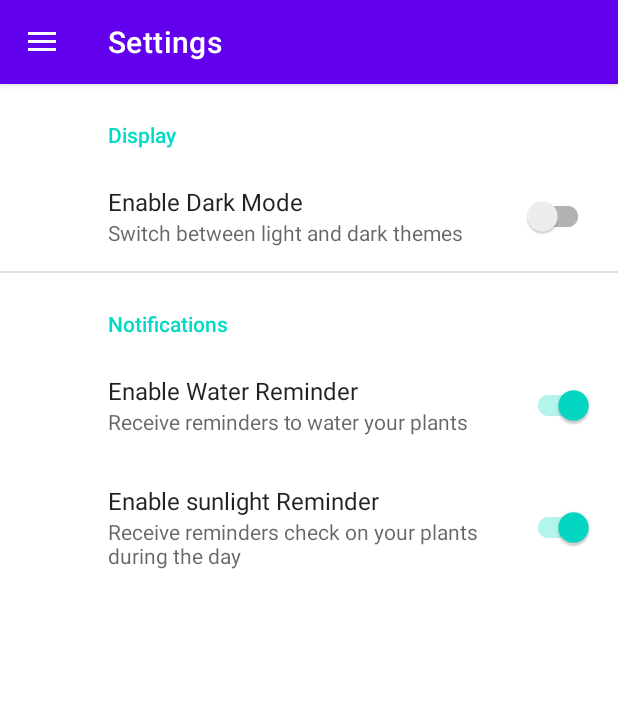
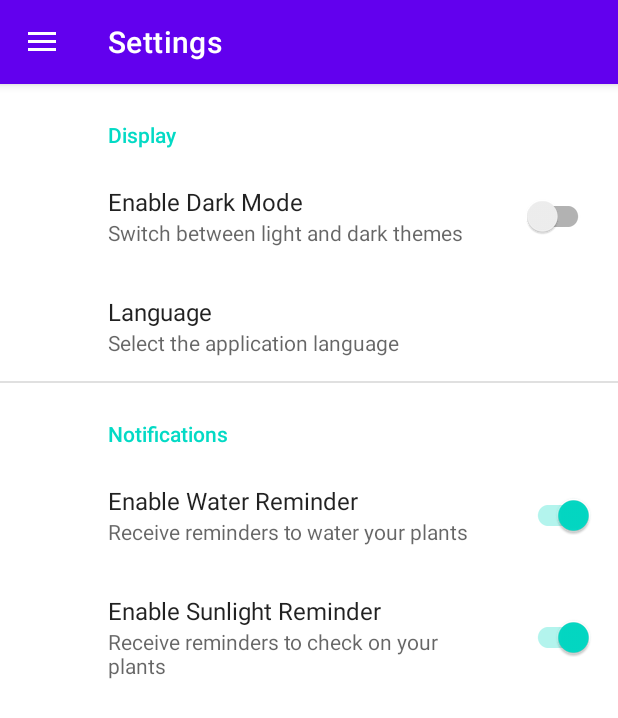
Before and after one commit to Tiitmouse/PocketBotanist, an Android app: the screen it shows after launch (MainActivity), in the side drawer, after a tap on "Settings", on a phone screen of 412 x 824 dp. Shown: the top 718 px of the screen. Run offline under Robolectric (Android 15) with nearby library versions, the phone set to English and light mode, and no system bars; our stand-ins replace Picasso, androidx.preference, navigation-ui; pictures from the network do not load.

Commit message:
added localisation to en, es and hr

```diff
--- /dev/null
+++ b/app/src/main/java/hr/algebra/lorena/pocketbotanist/BaseActivity.kt
@@ -0,0 +1,11 @@
+package hr.algebra.lorena.pocketbotanist
+
+import android.content.Context
+import androidx.appcompat.app.AppCompatActivity
+import hr.algebra.lorena.pocketbotanist.utils.ContextUtils
+
+abstract class BaseActivity : AppCompatActivity() {
+    override fun attachBaseContext(newBase: Context) {
+        super.attachBaseContext(ContextUtils.updateLocale(newBase))
+    }
+}
--- a/app/src/main/java/hr/algebra/lorena/pocketbotanist/MainActivity.kt
+++ b/app/src/main/java/hr/algebra/lorena/pocketbotanist/MainActivity.kt
@@ -23,11 +23,12 @@ import com.google.android.material.navigation.NavigationView
 import hr.algebra.lorena.pocketbotanist.databinding.ActivityMainBinding
 import hr.algebra.lorena.pocketbotanist.repository.PlantRepository
 
-class MainActivity : AppCompatActivity() {
+class MainActivity : BaseActivity() {
 
     private lateinit var appBarConfiguration: AppBarConfiguration
     private lateinit var binding: ActivityMainBinding
     private lateinit var plantRepository: PlantRepository
+
     private val requestPermissionLauncher =
         registerForActivityResult(ActivityResultContracts.RequestPermission()) {}
 
@@ -76,7 +77,6 @@ class MainActivity : AppCompatActivity() {
         val unreadCount = plantRepository.getUnreadNotificationCount()
         val notificationMenuItem = binding.navView.menu.findItem(R.id.nav_notification_center)
 
-        // Find the TextView within the menu item's action view
         val badgeTextView = notificationMenuItem?.actionView?.findViewById<TextView>(R.id.notification_badge_text_view)
 
         badgeTextView?.let {
--- a/app/src/main/java/hr/algebra/lorena/pocketbotanist/SplashActivity.kt
+++ b/app/src/main/java/hr/algebra/lorena/pocketbotanist/SplashActivity.kt
@@ -9,7 +9,7 @@ import android.widget.ImageView
 import android.widget.TextView
 import androidx.appcompat.app.AppCompatActivity
 
-class SplashActivity : AppCompatActivity() {
+class SplashActivity : BaseActivity() {
     override fun onCreate(savedInstanceState: Bundle?) {
         super.onCreate(savedInstanceState)
         setContentView(R.layout.activity_splash)
--- a/app/src/main/java/hr/algebra/lorena/pocketbotanist/ui/notification_center/NotificationCenterFragment.kt
+++ b/app/src/main/java/hr/algebra/lorena/pocketbotanist/ui/notification_center/NotificationCenterFragment.kt
@@ -48,10 +48,10 @@ class NotificationCenterFragment : Fragment() {
     private fun clearAllNotifications() {
         val rowsDeleted = plantRepository.deleteAllNotifications()
         if (rowsDeleted > 0) {
-            Toast.makeText(context, "Cleared all notifications", Toast.LENGTH_SHORT).show()
+            Toast.makeText(context, getString(R.string.cleared_all_notifications_toast), Toast.LENGTH_SHORT).show()
             loadNotifications()
         } else {
-            Toast.makeText(context, "No notifications to clear", Toast.LENGTH_SHORT).show()
+            Toast.makeText(context, getString(R.string.no_notifications_to_clear_toast), Toast.LENGTH_SHORT).show()
         }
     }
 
--- a/app/src/main/java/hr/algebra/lorena/pocketbotanist/ui/settings/SettingsFragment.kt
+++ b/app/src/main/java/hr/algebra/lorena/pocketbotanist/ui/settings/SettingsFragment.kt
@@ -1,7 +1,9 @@
 package hr.algebra.lorena.pocketbotanist.ui.settings
 
+import android.content.Intent
 import android.os.Bundle
 import androidx.appcompat.app.AppCompatDelegate
+import androidx.preference.ListPreference
 import androidx.preference.PreferenceFragmentCompat
 import androidx.preference.SwitchPreferenceCompat
 import hr.algebra.lorena.pocketbotanist.MainActivity
@@ -20,6 +22,15 @@ class SettingsFragment : PreferenceFragmentCompat() {
             )
             true
         }
+
+        val languagePreference = findPreference<ListPreference>("language")
+        languagePreference?.setOnPreferenceChangeListener { _, newValue ->
+            val intent = Intent(requireActivity(), MainActivity::class.java)
+            intent.flags = Intent.FLAG_ACTIVITY_NEW_TASK or Intent.FLAG_ACTIVITY_CLEAR_TASK
+            startActivity(intent)
+            requireActivity().finish()
+            true
+        }
     }
 
     override fun onResume() {
--- /dev/null
+++ b/app/src/main/java/hr/algebra/lorena/pocketbotanist/utils/ContextUtils.kt
@@ -0,0 +1,28 @@
+package hr.algebra.lorena.pocketbotanist.utils
+
+import android.content.Context
+import android.content.ContextWrapper
+import android.os.LocaleList
+import androidx.preference.PreferenceManager
+import java.util.Locale
+
+class ContextUtils(base: Context) : ContextWrapper(base) {
+
+    companion object {
+        fun updateLocale(context: Context): ContextWrapper {
+            val sharedPreferences = PreferenceManager.getDefaultSharedPreferences(context)
+            val language = sharedPreferences.getString("language", "en") ?: "en"
+            val locale = Locale(language)
+            Locale.setDefault(locale)
+
+            val configuration = context.resources.configuration
+            configuration.setLocale(locale)
+            val localeList = LocaleList(locale)
+            LocaleList.setDefault(localeList)
+            configuration.setLocales(localeList)
+
+            val updatedContext = context.createConfigurationContext(configuration)
+            return ContextUtils(updatedContext)
+        }
+    }
+}
--- a/app/src/main/java/hr/algebra/lorena/pocketbotanist/worker/SunlightReminderWorker.kt
+++ b/app/src/main/java/hr/algebra/lorena/pocketbotanist/worker/SunlightReminderWorker.kt
@@ -3,6 +3,7 @@ package hr.algebra.lorena.pocketbotanist.worker
 import android.content.Context
 import androidx.work.Worker
 import androidx.work.WorkerParameters
+import hr.algebra.lorena.pocketbotanist.R
 import hr.algebra.lorena.pocketbotanist.model.Notification
 import hr.algebra.lorena.pocketbotanist.repository.PlantRepository
 import hr.algebra.lorena.pocketbotanist.utils.NotificationHelper
@@ -21,7 +22,7 @@ class SunlightReminderWorker(
         val repository = PlantRepository(applicationContext)
         val plant = repository.getPlantById(plantId) ?: return Result.failure()
 
-        val message = "Time to check the sunlight for your ${plant.name}!"
+        val message = applicationContext.getString(R.string.sunlight_notification_message, plant.name)
 
         val notificationHelper = NotificationHelper(applicationContext)
         notificationHelper.createNotificationChannel()
--- a/app/src/main/java/hr/algebra/lorena/pocketbotanist/worker/WateringReminderWorker.kt
+++ b/app/src/main/java/hr/algebra/lorena/pocketbotanist/worker/WateringReminderWorker.kt
@@ -3,6 +3,7 @@ package hr.algebra.lorena.pocketbotanist.worker
 import android.content.Context
 import androidx.work.Worker
 import androidx.work.WorkerParameters
+import hr.algebra.lorena.pocketbotanist.R
 import hr.algebra.lorena.pocketbotanist.model.Notification
 import hr.algebra.lorena.pocketbotanist.repository.PlantRepository
 import hr.algebra.lorena.pocketbotanist.utils.NotificationHelper
@@ -22,7 +23,7 @@ class WateringReminderWorker(
         val repository = PlantRepository(applicationContext)
         val plant = repository.getPlantById(plantId) ?: return Result.failure()
 
-        val message = "It's time to water your ${plant.name}!"
+        val message = applicationContext.getString(R.string.watering_notification_message, plant.name)
 
         val notificationHelper = NotificationHelper(applicationContext)
         notificationHelper.createNotificationChannel()
@@ -38,7 +39,6 @@ class WateringReminderWorker(
             )
         )
 
-        // Re-schedule the next notification
         val scheduler = NotificationScheduler(applicationContext)
         scheduler.scheduleNotifications(plant)
 
--- a/app/src/main/res/layout/fragment_notification_center.xml
+++ b/app/src/main/res/layout/fragment_notification_center.xml
@@ -11,7 +11,7 @@
         style="@style/Widget.MaterialComponents.Button.TextButton"
         android:layout_width="wrap_content"
         android:layout_height="wrap_content"
-        android:text="Clear"
+        android:text="@string/clear_button"
         app:layout_constraintEnd_toEndOf="parent"
         app:layout_constraintStart_toStartOf="parent"
         app:layout_constraintTop_toTopOf="parent" />
@@ -31,7 +31,7 @@
         android:id="@+id/tvNoNotifications"
         android:layout_width="wrap_content"
         android:layout_height="wrap_content"
-        android:text="No notifications yet"
+        android:text="@string/no_notifications_yet"
         android:textAppearance="@style/TextAppearance.MaterialComponents.Headline6"
         android:visibility="gone"
         app:layout_constraintBottom_toBottomOf="parent"
--- a/app/src/main/res/menu/activity_main_drawer.xml
+++ b/app/src/main/res/menu/activity_main_drawer.xml
@@ -12,12 +12,12 @@
         <item
             android:id="@+id/nav_notification_center"
             android:icon="@drawable/ic_notifications"
-            android:title="Notification Center"
+            android:title="@string/menu_notification_center"
             app:actionLayout="@layout/menu_item_with_badge" />
 
         <item
             android:id="@+id/nav_settings"
             android:icon="@drawable/ic_settings"
-            android:title="Settings" />
+            android:title="@string/action_settings" />
     </group>
 </menu>
--- a/app/src/main/res/navigation/mobile_navigation.xml
+++ b/app/src/main/res/navigation/mobile_navigation.xml
@@ -21,18 +21,18 @@
     <fragment
         android:id="@+id/nav_settings"
         android:name="hr.algebra.lorena.pocketbotanist.ui.settings.SettingsFragment"
-        android:label="Settings" />
+        android:label="@string/action_settings" />
 
     <fragment
         android:id="@+id/nav_edit_plant"
         android:name="hr.algebra.lorena.pocketbotanist.ui.editplant.EditPlantFragment"
-        android:label="Add Plant"
+        android:label="@string/add_plant"
         tools:layout="@layout/fragment_edit_plant" />
 
     <fragment
         android:id="@+id/nav_plant_details"
         android:name="hr.algebra.lorena.pocketbotanist.ui.plantdetails.PlantDetailsFragment"
-        android:label="Plant Details"
+        android:label="@string/plant_details"
         tools:layout="@layout/fragment_plant_details" >
         <action
             android:id="@+id/action_nav_plant_details_to_nav_edit_plant"
@@ -42,7 +42,7 @@
     <fragment
         android:id="@+id/nav_notification_center"
         android:name="hr.algebra.lorena.pocketbotanist.ui.notification_center.NotificationCenterFragment"
-        android:label="Notification Center"
+        android:label="@string/menu_notification_center"
         tools:layout="@layout/fragment_notification_center" >
         <action
             android:id="@+id/action_nav_notification_center_to_nav_plant_details"
--- /dev/null
+++ b/app/src/main/res/values/arrays.xml
@@ -0,0 +1,14 @@
+<?xml version="1.0" encoding="utf-8"?>
+<resources>
+    <string-array name="language_entries">
+        <item>English</item>
+        <item>Español</item>
+        <item>Hrvatski</item>
+    </string-array>
+
+    <string-array name="language_values">
+        <item>en</item>
+        <item>es</item>
+        <item>hr</item>
+    </string-array>
+</resources>
--- a/app/src/main/res/values/strings.xml
+++ b/app/src/main/res/values/strings.xml
@@ -8,4 +8,55 @@
     <string name="action_settings">Settings</string>
 
     <string name="menu_plant_list">Plant list</string>
+    <string name="menu_notification_center">Notification Center</string>
+    <string name="add_plant">Add Plant</string>
+    <string name="edit_plant">Edit Plant</string>
+    <string name="plant_details">Plant Details</string>
+
+    <string name="settings_display_category">Display</string>
+    <string name="settings_dark_theme_title">Enable Dark Mode</string>
+    <string name="settings_dark_theme_summary">Switch between light and dark themes</string>
+    <string name="settings_language_title">Language</string>
+    <string name="settings_language_summary">Select the application language</string>
+    <string name="settings_notifications_category">Notifications</string>
+    <string name="settings_water_reminder_title">Enable Water Reminder</string>
+    <string name="settings_water_reminder_summary">Receive reminders to water your plants</string>
+    <string name="settings_sunlight_reminder_title">Enable Sunlight Reminder</string>
+    <string name="settings_sunlight_reminder_summary">Receive reminders to check on your plants</string>
+
+    <string name="plant_name_hint">Plant Name</string>
+    <string name="latin_name_hint">Latin Name</string>
+    <string name="description_hint">Description</string>
+    <string name="watering_frequency_hint">Watering Frequency (in days)</string>
+    <string name="sunlight_preference_hint">Sunlight Preference (e.g., Direct, Indirect)</string>
+    <string name="image_url_hint">Image URL (Optional)</string>
+    <string name="save_plant_button">Save Plant</string>
+    <string name="fill_all_fields_toast">Please fill out all fields</string>
+    <string name="plant_updated_toast">Plant updated successfully!</string>
+    <string name="plant_saved_toast">Plant saved successfully!</string>
+
+    <string name="description_label">Description</string>
+    <string name="care_instructions_label">Care Instructions</string>
+    <string name="water_every_days_template">Water every %d days</string>
+    <string name="prefers_sunlight_template">Prefers %s</string>
+    <string name="next_watering_due">Watering is due!</string>
+    <string name="next_watering_countdown_template">Next watering in %d days and %d hours</string>
+    <string name="water_plant_button">I\'ve Watered This Plant</string>
+    <string name="enable_notifications_switch">Enable Notifications</string>
+    <string name="watering_logged_toast">Watering logged!</string>
+    <string name="notifications_enabled_toast">Notifications enabled</string>
+    <string name="notifications_disabled_toast">Notifications disabled</string>
+    <string name="delete_plant_dialog_title">Delete Plant</string>
+    <string name="delete_plant_dialog_message">Are you sure you want to delete this plant? This action cannot be undone.</string>
+    <string name="delete_button">Delete</string>
+    <string name="cancel_button">Cancel</string>
+    <string name="plant_deleted_toast">Plant deleted</string>
+
+    <string name="clear_button">Clear</string>
+    <string name="cleared_all_notifications_toast">Cleared all notifications</string>
+    <string name="no_notifications_to_clear_toast">No notifications to clear</string>
+    <string name="no_notifications_yet">No notifications yet</string>
+
+    <string name="watering_notification_message">It\'s time to water your %s!</string>
+    <string name="sunlight_notification_message">Time to check the sunlight for your %s!</string>
 </resources>
--- a/app/src/main/res/xml/preferences.xml
+++ b/app/src/main/res/xml/preferences.xml
@@ -1,28 +1,36 @@
 <?xml version="1.0" encoding="utf-8"?>
 <PreferenceScreen xmlns:app="http://schemas.android.com/apk/res-auto">
 
-    <PreferenceCategory app:title="Display">
+    <PreferenceCategory app:title="@string/settings_display_category">
 
         <SwitchPreferenceCompat
             app:key="dark_theme"
-            app:title="Enable Dark Mode"
-            app:summary="Switch between light and dark themes"
+            app:summary="@string/settings_dark_theme_summary"
+            app:title="@string/settings_dark_theme_title"
             app:defaultValue="false" />
+
+        <ListPreference
+            app:key="language"
+            app:title="@string/settings_language_title"
+            app:summary="@string/settings_language_summary"
+            app:entries="@array/language_entries"
+            app:entryValues="@array/language_values"
+            app:defaultValue="en" />
 
     </PreferenceCategory>
 
-    <PreferenceCategory app:title="Notifications">
+    <PreferenceCategory app:title="@string/settings_notifications_category">
 
         <SwitchPreferenceCompat
             app:key="water_reminder"
-            app:title="Enable Water Reminder"
-            app:summary="Receive reminders to water your plants"
+            app:summary="@string/settings_water_reminder_summary"
+            app:title="@string/settings_water_reminder_title"
             app:defaultValue="true" />
 
         <SwitchPreferenceCompat
             app:key="sunlight_reminder"
-            app:title="Enable sunlight Reminder"
-            app:summary="Receive reminders check on your plants during the day"
+            app:summary="@string/settings_sunlight_reminder_summary"
+            app:title="@string/settings_sunlight_reminder_title"
             app:defaultValue="true" />
 
     </PreferenceCategory>
```
Also changed, not shown: app/src/main/java/hr/algebra/lorena/pocketbotanist/ui/editplant/EditPlantFragment.kt (+5 -4 lines), app/src/main/java/hr/algebra/lorena/pocketbotanist/ui/plantdetails/PlantDetailsFragment.kt (+13 -13 lines), app/src/main/res/layout/fragment_edit_plant.xml (+7 -7 lines), app/src/main/res/layout/fragment_plant_details.xml (+4 -4 lines), 2 other files.
